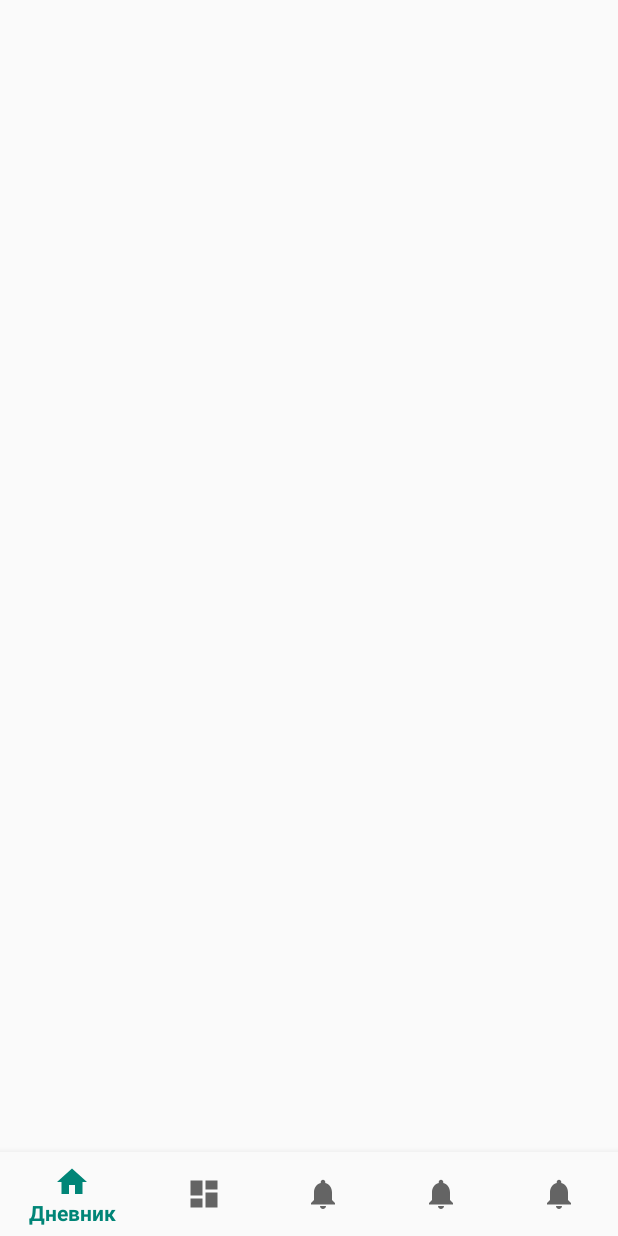
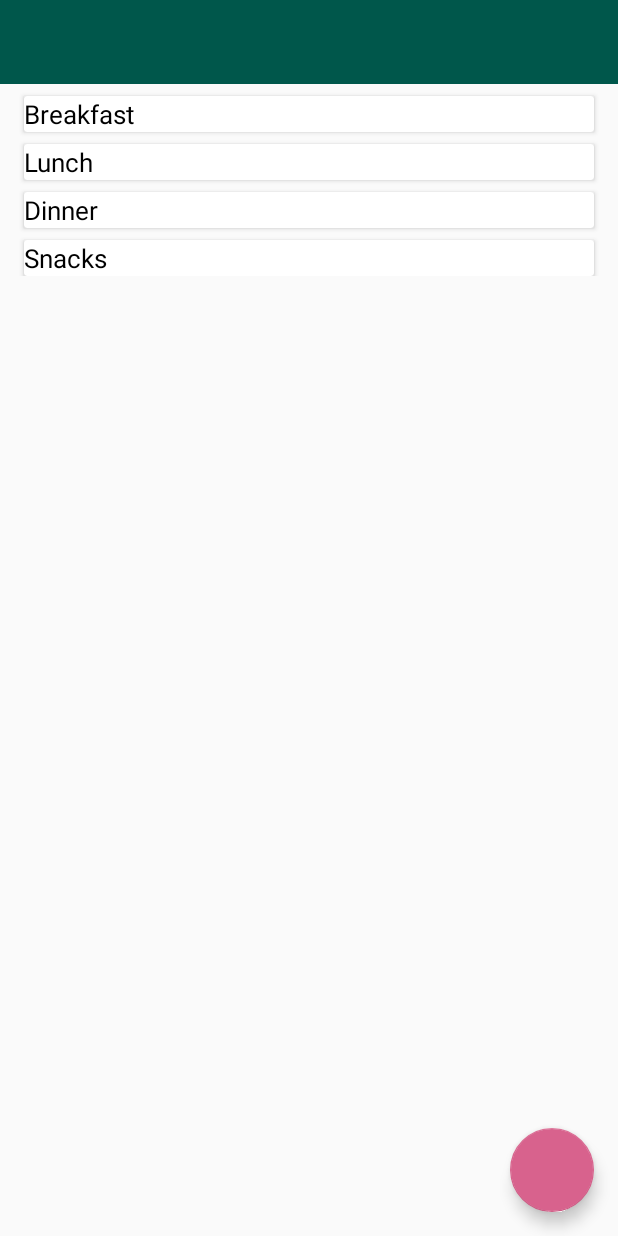
Before and after one commit to wsoteam/7Petals, an Android app: the layout ms_activity_main.xml on its own in the app's theme, with its tools: preview values and no code run, on a phone screen of 412 x 824 dp. Run offline under Robolectric (Android 15) with nearby library versions, the phone set to English and light mode, and no system bars.

Commit message:
add
- navigation drawer left with all
- delete deprecated things

```diff
--- a/app/src/main/java/com/wsoteam/diet/MainScreen/Fragments/FragmentDiary.java
+++ b/app/src/main/java/com/wsoteam/diet/MainScreen/Fragments/FragmentDiary.java
@@ -45,7 +45,7 @@ public class FragmentDiary extends Fragment {
 
     @OnClick(R.id.fabAddFood)
     public void onClick() {
-        startActivity(new Intent(getActivity(), ActivitySearch.class));
+
         //Log.e("LOL", )
     }
 
--- /dev/null
+++ b/app/src/main/res/layout/ms_activity_include_chief.xml
@@ -0,0 +1,155 @@
+<?xml version="1.0" encoding="utf-8"?>
+<FrameLayout xmlns:android="http://schemas.android.com/apk/res/android"
+    xmlns:app="http://schemas.android.com/apk/res-auto"
+    android:layout_width="match_parent"
+    android:layout_height="match_parent">
+
+
+    <android.support.design.widget.FloatingActionButton
+        android:id="@+id/fabAddFood"
+        android:layout_width="wrap_content"
+        android:layout_height="wrap_content"
+        android:layout_marginEnd="16dp"
+        android:layout_marginRight="16dp"
+        android:layout_marginBottom="16dp"
+        android:layout_gravity="bottom|right" />
+
+
+    <ScrollView
+        android:layout_width="match_parent"
+        android:layout_height="match_parent">
+
+        <LinearLayout
+            android:layout_width="match_parent"
+            android:layout_height="match_parent"
+            android:orientation="vertical">
+
+            <android.support.v7.widget.CardView
+                android:layout_width="match_parent"
+                android:layout_height="wrap_content"
+                android:layout_marginStart="16dp"
+                android:layout_marginLeft="16dp"
+                android:layout_marginTop="8dp"
+                android:layout_marginEnd="16dp"
+                android:layout_marginRight="16dp"
+                app:layout_constraintEnd_toEndOf="parent"
+                app:layout_constraintStart_toStartOf="parent"
+                app:layout_constraintTop_toTopOf="parent">
+
+                <LinearLayout
+                    android:layout_width="match_parent"
+                    android:layout_height="wrap_content"
+                    android:orientation="vertical">
+
+                    <TextView
+                        android:layout_width="wrap_content"
+                        android:layout_height="wrap_content"
+                        android:text="Breakfast"
+                        android:textColor="@color/blackDetail"
+                        android:textSize="17sp" />
+
+                    <android.support.v7.widget.RecyclerView
+                        android:id="@+id/rvListOfBreakfast"
+                        android:layout_width="match_parent"
+                        android:layout_height="wrap_content"></android.support.v7.widget.RecyclerView>
+                </LinearLayout>
+            </android.support.v7.widget.CardView>
+
+            <android.support.v7.widget.CardView
+                android:layout_width="match_parent"
+                android:layout_height="wrap_content"
+                android:layout_marginStart="16dp"
+                android:layout_marginLeft="16dp"
+                android:layout_marginTop="8dp"
+                android:layout_marginEnd="16dp"
+                android:layout_marginRight="16dp"
+                app:layout_constraintEnd_toEndOf="parent"
+                app:layout_constraintStart_toStartOf="parent"
+                app:layout_constraintTop_toTopOf="parent">
+
+                <LinearLayout
+                    android:layout_width="match_parent"
+                    android:layout_height="wrap_content"
+                    android:orientation="vertical">
+
+                    <TextView
+                        android:layout_width="wrap_content"
+                        android:layout_height="wrap_content"
+                        android:text="Lunch"
+                        android:textColor="@color/blackDetail"
+                        android:textSize="17sp" />
+
+                    <android.support.v7.widget.RecyclerView
+                        android:id="@+id/rvListOfLunch"
+                        android:layout_width="match_parent"
+                        android:layout_height="wrap_content"></android.support.v7.widget.RecyclerView>
+                </LinearLayout>
+            </android.support.v7.widget.CardView>
+
+            <android.support.v7.widget.CardView
+                android:layout_width="match_parent"
+                android:layout_height="wrap_content"
+                android:layout_marginStart="16dp"
+                android:layout_marginLeft="16dp"
+                android:layout_marginTop="8dp"
+                android:layout_marginEnd="16dp"
+                android:layout_marginRight="16dp"
+                app:layout_constraintEnd_toEndOf="parent"
+                app:layout_constraintStart_toStartOf="parent"
+                app:layout_constraintTop_toTopOf="parent">
+
+                <LinearLayout
+                    android:layout_width="match_parent"
+                    android:layout_height="wrap_content"
+                    android:orientation="vertical">
+
+                    <TextView
+                        android:layout_width="wrap_content"
+                        android:layout_height="wrap_content"
+                        android:text="Dinner"
+                        android:textColor="@color/blackDetail"
+                        android:textSize="17sp" />
+
+                    <android.support.v7.widget.RecyclerView
+                        android:id="@+id/rvListOfDinner"
+                        android:layout_width="match_parent"
+                        android:layout_height="wrap_content"></android.support.v7.widget.RecyclerView>
+                </LinearLayout>
+            </android.support.v7.widget.CardView>
+
+            <android.support.v7.widget.CardView
+                android:layout_width="match_parent"
+                android:layout_height="wrap_content"
+                android:layout_marginStart="16dp"
+                android:layout_marginLeft="16dp"
+                android:layout_marginTop="8dp"
+                android:layout_marginEnd="16dp"
+                android:layout_marginRight="16dp"
+                app:layout_constraintEnd_toEndOf="parent"
+                app:layout_constraintStart_toStartOf="parent"
+                app:layout_constraintTop_toTopOf="parent">
+
+                <LinearLayout
+                    android:layout_width="match_parent"
+                    android:layout_height="wrap_content"
+                    android:orientation="vertical">
+
+                    <TextView
+                        android:layout_width="wrap_content"
+                        android:layout_height="wrap_content"
+                        android:text="Snacks"
+                        android:textColor="@color/blackDetail"
+                        android:textSize="17sp" />
+
+                    <android.support.v7.widget.RecyclerView
+                        android:id="@+id/rvListOfSnacks"
+                        android:layout_width="match_parent"
+                        android:layout_height="wrap_content"></android.support.v7.widget.RecyclerView>
+                </LinearLayout>
+            </android.support.v7.widget.CardView>
+
+        </LinearLayout>
+    </ScrollView>
+
+
+</FrameLayout>
--- a/app/src/main/res/layout/ms_activity_main.xml
+++ b/app/src/main/res/layout/ms_activity_main.xml
@@ -1,31 +1,27 @@
 <?xml version="1.0" encoding="utf-8"?>
-<android.support.constraint.ConstraintLayout xmlns:android="http://schemas.android.com/apk/res/android"
+<android.support.v4.widget.DrawerLayout xmlns:android="http://schemas.android.com/apk/res/android"
     xmlns:app="http://schemas.android.com/apk/res-auto"
     xmlns:tools="http://schemas.android.com/tools"
-    android:id="@+id/container"
+    android:id="@+id/drawer_layout"
     android:layout_width="match_parent"
     android:layout_height="match_parent"
-    tools:context=".MainScreen.MainActivity">
+    android:fitsSystemWindows="true"
+    tools:openDrawer="start">
 
-    <FrameLayout
-        android:id="@+id/flFragmentContainer"
-        android:layout_width="0dp"
-        android:layout_height="0dp"
-        app:layout_constraintBottom_toTopOf="@+id/navigation"
-        app:layout_constraintEnd_toEndOf="parent"
-        app:layout_constraintStart_toStartOf="parent"
-        app:layout_constraintTop_toTopOf="parent" />
+    <include
+        layout="@layout/ms_activity_include_chief"
+        android:layout_width="match_parent"
+        android:layout_height="match_parent" />
 
-    <android.support.design.widget.BottomNavigationView
-        android:id="@+id/navigation"
-        android:layout_width="0dp"
-        android:layout_height="wrap_content"
-        android:layout_marginStart="0dp"
-        android:layout_marginEnd="0dp"
-        android:background="?android:attr/windowBackground"
-        app:layout_constraintBottom_toBottomOf="parent"
-        app:layout_constraintLeft_toLeftOf="parent"
-        app:layout_constraintRight_toRightOf="parent"
-        app:menu="@menu/navigation" />
+    <android.support.design.widget.NavigationView
+        android:id="@+id/nav_view_g"
+        android:layout_width="wrap_content"
+        android:layout_height="match_parent"
+        android:layout_gravity="start"
+        android:fitsSystemWindows="true"
+        app:headerLayout="@layout/ms_header_drawer"
+        app:menu="@menu/menu_left_drawer" >
 
-</android.support.constraint.ConstraintLayout>
+    </android.support.design.widget.NavigationView>
+
+</android.support.v4.widget.DrawerLayout>
--- a/app/src/main/res/menu/navigation.xml
+++ b/app/src/main/res/menu/menu_left_drawer.xml
@@ -7,9 +7,9 @@
         android:title="@string/nav_diary" />
 
     <item
-        android:id="@+id/nav_profile"
+        android:id="@+id/nav_base"
         android:icon="@drawable/ic_dashboard_black_24dp"
-        android:title="@string/nav_profile" />
+        android:title="@string/nav_base" />
 
     <item
         android:id="@+id/nav_recipes"
@@ -17,12 +17,18 @@
         android:title="@string/nav_recipes" />
 
     <item
-        android:id="@+id/nav_premium"
+        android:id="@+id/nav_weight_control"
         android:icon="@drawable/ic_notifications_black_24dp"
-        android:title="@string/nav_premium" />
+        android:title="@string/nav_weight_control" />
+
     <item
-        android:id="@+id/nav_conversation"
+        android:id="@+id/nav_premium_account"
         android:icon="@drawable/ic_notifications_black_24dp"
-        android:title="@string/nav_conversation" />
+        android:title="@string/nav_premium_account" />
+
+    <item
+        android:id="@+id/nav_settings"
+        android:icon="@drawable/ic_notifications_black_24dp"
+        android:title="@string/nav_settings" />
 
 </menu>
--- a/app/src/main/res/values/strings.xml
+++ b/app/src/main/res/values/strings.xml
@@ -47,5 +47,11 @@
     <!--registration_fragment_hello-->
     <string name="reg_tv_hello">Привет!</string>
     <string name="reg_tv_hello_body">Я твой консультант по питанию. Расскажи мне о себе.</string>
+    <string name="nav_base">База продуктов</string>
+    <string name="nav_weight_control">Контроль веса</string>
+    <string name="nav_premium_account">Платный аккаунт</string>
+    <string name="nav_settings">Настройки</string>
+    <string name="navigation_drawer_open">Open navigation drawer</string>
+    <string name="navigation_drawer_close">Close navigation drawer</string>
 
 </resources>
```
Also changed, not shown: app/src/main/java/com/wsoteam/diet/MainScreen/Fragments/FragmentConversation.java (deleted, +0 -22 lines), app/src/main/java/com/wsoteam/diet/MainScreen/Fragments/FragmentPremium.java (deleted, +0 -21 lines), app/src/main/java/com/wsoteam/diet/MainScreen/Fragments/FragmentProfile.java (deleted, +0 -21 lines), app/src/main/java/com/wsoteam/diet/MainScreen/Fragments/FragmentRecipes.java (deleted, +0 -21 lines), app/src/main/java/com/wsoteam/diet/MainScreen/MainActivity.java (+47 -53 lines), app/src/main/res/layout/ms_header_drawer.xml (added, +27 -0 lines).
